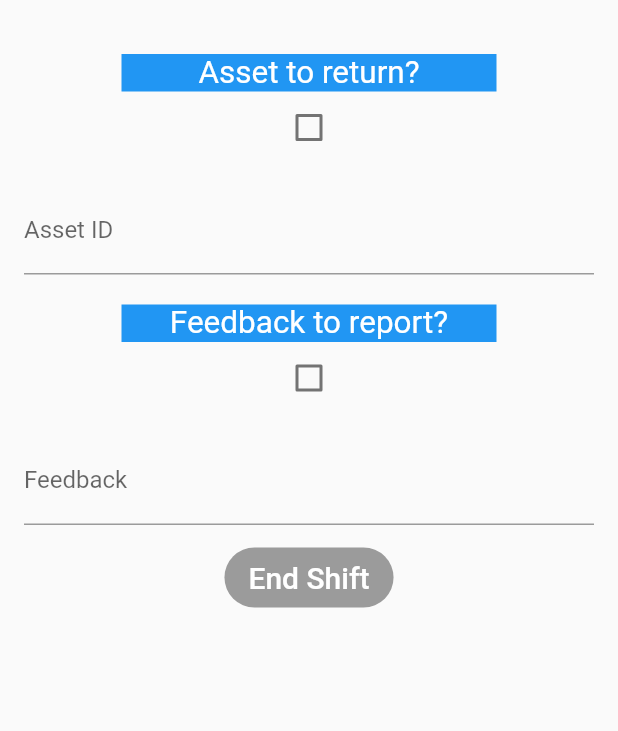
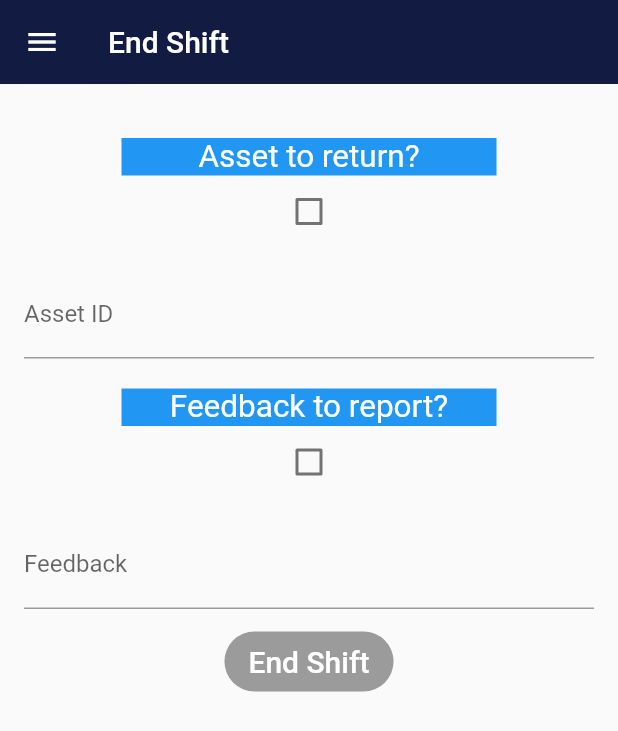
Before and after one commit to cos301-2019-se/ERP-Ranger-Mobile-Application, a Flutter app: the EndOfShiftScreen screen opened directly, on a phone screen of 412 x 824 dp. Shown: the top 731 px of the screen. Run offline on Flutter 3.47's test engine with Material 2 defaults, Android fonts, the phone set to English and light mode, and no system bars; our stand-ins replace firebase_auth; accounts and stored records are empty.

Commit message:
Added End of Shift Tests
- Added app bar and drawer to  end shift screen
- Added test for the end of shift screen

```diff
--- a/erp_ranger_app/lib/screens/dashboard.dart
+++ b/erp_ranger_app/lib/screens/dashboard.dart
@@ -1,5 +1,6 @@
 import 'package:erp_ranger_app/components/drawer.dart';
 import 'package:erp_ranger_app/screens/assets.dart';
+import 'package:erp_ranger_app/screens/endShift.dart';
 import 'package:erp_ranger_app/screens/report.dart';
 import 'package:erp_ranger_app/screens/shifts.dart';
 import 'package:flutter/material.dart';
@@ -58,10 +59,13 @@ class _DashboardScreenState extends State<DashboardScreen> {
                 //Navigator.pop(context);
                 Navigator.push(context, new MaterialPageRoute(
                     builder: (context) => new ReportScreen()));
-              } else {
+              } else if (title == "View Assets") {
                 //Navigator.pop(context);
                 Navigator.push(context, new MaterialPageRoute(
                     builder: (context) => new AssetsScreen(myAssets: false)));
+              } else {
+                Navigator.push(context, new MaterialPageRoute(
+                    builder: (context) => new EndOfShiftScreen()));
               }
             },
             child: Column(
--- a/erp_ranger_app/lib/screens/endShift.dart
+++ b/erp_ranger_app/lib/screens/endShift.dart
@@ -1,3 +1,5 @@
+
+import 'package:erp_ranger_app/components/drawer.dart';
 import 'package:flutter/material.dart';
 
 class EndOfShiftScreen extends StatefulWidget {
@@ -28,6 +30,12 @@ class EndOfShift extends State<EndOfShiftScreen> {
   @override
   Widget build(BuildContext context) {
     return new Scaffold(
+      appBar: AppBar(
+        title: Text("End Shift"),
+        elevation: .1,
+        backgroundColor: Color.fromRGBO(18, 27, 65, 1.0),
+      ),
+      drawer: CustomDrawer(),
       body: new Container(
           padding: EdgeInsets.all(16.0),
           child: new ListView.builder(
```
Also changed, not shown: 2 other files.
